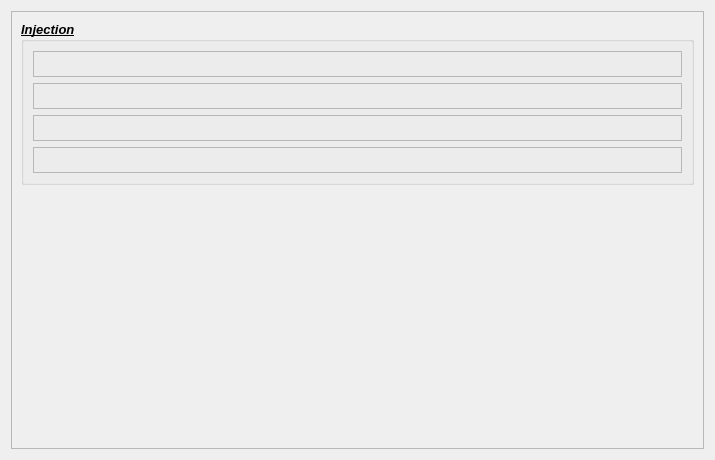
Before: the Qt Designer form xpp_screens/las_expert.ui in pcdshub/ecs-pydm-ui, drawn with Qt 5.
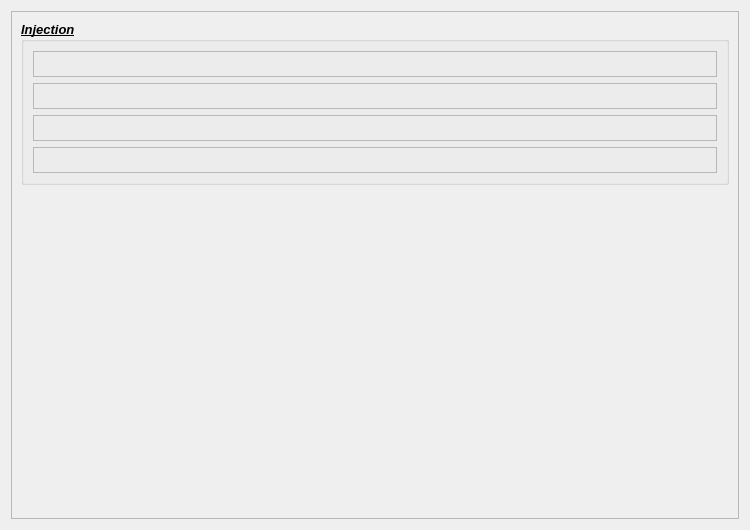
After: the same form once the commit is applied. Custom widgets are drawn as their Qt base class.

```diff
--- a/xpp_screens/las_expert.ui
+++ b/xpp_screens/las_expert.ui
@@ -6,20 +6,20 @@
    <rect>
     <x>0</x>
     <y>0</y>
-    <width>715</width>
-    <height>460</height>
+    <width>750</width>
+    <height>530</height>
    </rect>
   </property>
   <property name="minimumSize">
    <size>
-    <width>715</width>
-    <height>180</height>
+    <width>750</width>
+    <height>530</height>
    </size>
   </property>
   <property name="maximumSize">
    <size>
     <width>16777215</width>
-    <height>460</height>
+    <height>16777215</height>
    </size>
   </property>
   <property name="windowTitle">
@@ -36,8 +36,8 @@
        <rect>
         <x>0</x>
         <y>0</y>
-        <width>695</width>
-        <height>440</height>
+        <width>726</width>
+        <height>506</height>
        </rect>
       </property>
       <layout class="QVBoxLayout" name="verticalLayout_15">
```
Left out of the diff: 4 changed lines with no effect on the pictures.
